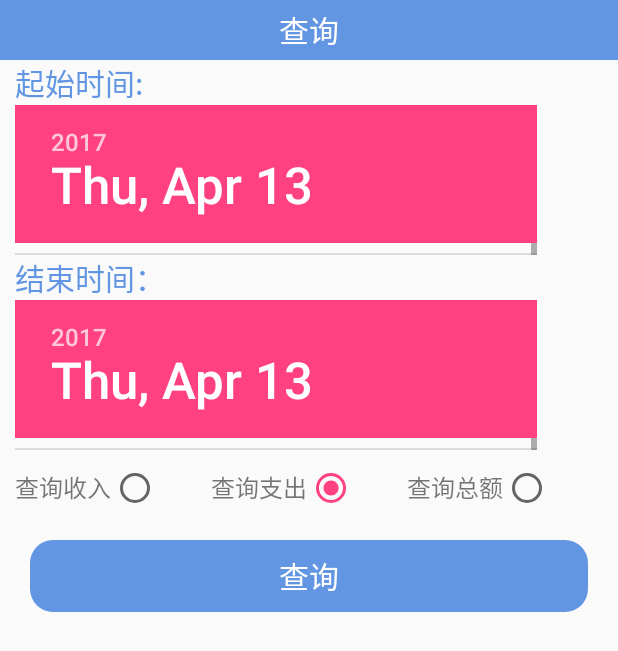
After one commit to jzjz19950209/Manager, an Android app: the search_Activity screen opened directly, with no data from a screen before it, on a phone screen of 412 x 824 dp. The commit adds this screen. Shown: the top 651 px of the screen. Run offline under Robolectric (Android 15) with nearby library versions, the light colour scheme and no system bars.

Commit message:
2017/4/13

```diff
--- a/app/src/main/AndroidManifest.xml
+++ b/app/src/main/AndroidManifest.xml
@@ -35,7 +35,9 @@
         <activity android:name=".register_Activity" />
         <activity android:name=".edit_Activity" />
         <activity android:name=".alterPwd_Activity" />
-        <activity android:name=".detail_Activity"></activity>
+        <activity android:name=".detail_Activity" />
+        <activity android:name=".search_Activity" />
+        <activity android:name=".search_result_Activity"></activity>
     </application>
 
 </manifest>
--- /dev/null
+++ b/app/src/main/java/com/example/qf/manager/search_Activity.java
@@ -0,0 +1,80 @@
+package com.example.qf.manager;
+
+import android.content.Intent;
+import android.support.v7.app.AppCompatActivity;
+import android.os.Bundle;
+import android.util.Log;
+import android.view.View;
+import android.widget.Button;
+import android.widget.DatePicker;
+import android.widget.RadioGroup;
+
+import com.example.qf.manager.Model.Bean.User_data;
+
+import java.text.SimpleDateFormat;
+import java.util.Calendar;
+import java.util.Date;
+import java.util.List;
+
+public class search_Activity extends AppCompatActivity {
+    private DatePicker datePicker1,datePicker2;
+    private RadioGroup radioGroup;
+    private Button button;
+    private int searchType =2;
+    private Date date1,date2;
+    private SimpleDateFormat sdf;
+    @Override
+    protected void onCreate(Bundle savedInstanceState) {
+        super.onCreate(savedInstanceState);
+        setContentView(R.layout.activity_search_);
+        datePicker1= (DatePicker) findViewById(R.id.datePicker1);
+        datePicker2= (DatePicker) findViewById(R.id.datePicker2);
+        radioGroup= (RadioGroup) findViewById(R.id.radioGroup);
+        button= (Button) findViewById(R.id.search);
+        Calendar calendar=Calendar.getInstance();
+        date1=new Date();
+        date2=new Date();
+        sdf=new SimpleDateFormat("yyyy-MM-dd");
+        datePicker1.init(calendar.get(Calendar.YEAR), calendar.get(Calendar.MONTH), calendar.get(Calendar.DAY_OF_MONTH), new DatePicker.OnDateChangedListener() {
+            @Override
+            public void onDateChanged(DatePicker view, int year, int monthOfYear, int dayOfMonth) {
+                date1=new Date(year-1900,monthOfYear,dayOfMonth);
+            }
+        });
+        datePicker2.init(calendar.get(Calendar.YEAR), calendar.get(Calendar.MONTH), calendar.get(Calendar.DAY_OF_MONTH), new DatePicker.OnDateChangedListener() {
+            @Override
+            public void onDateChanged(DatePicker view, int year, int monthOfYear, int dayOfMonth) {
+                date2=new Date(year-1900,monthOfYear,dayOfMonth);
+            }
+        });
+
+        radioGroup.check(R.id.expend);
+        radioGroup.setOnCheckedChangeListener(new RadioGroup.OnCheckedChangeListener() {
+            @Override
+            public void onCheckedChanged(RadioGroup group, int checkedId) {
+                switch (checkedId){
+                    case R.id.income:
+                        searchType=1;
+                        break;
+                    case R.id.expend:
+                        searchType=2;
+                        break;
+                    case R.id.sum:
+                        searchType=3;
+                        break;
+                }
+            }
+        });
+        button.setOnClickListener(new View.OnClickListener() {
+            @Override
+            public void onClick(View v) {
+                UserMethodUtils.search_dataList = UserMethodUtils.searchDataByTime(UserMethodUtils.sql, UserMethodUtils.currentUserName, date1, date2);
+                Intent intent = new Intent(search_Activity.this, search_result_Activity.class);
+                intent.putExtra("searchType",searchType);
+                intent.putExtra("startDate",sdf.format(date1));
+                intent.putExtra("endDate",sdf.format(date2));
+                startActivity(intent);
+            }
+        });
+    }
+}
--- /dev/null
+++ b/app/src/main/res/layout/activity_search_.xml
@@ -0,0 +1,101 @@
+<?xml version="1.0" encoding="utf-8"?>
+<LinearLayout xmlns:android="http://schemas.android.com/apk/res/android"
+    xmlns:tools="http://schemas.android.com/tools"
+    android:id="@+id/activity_search_"
+    android:layout_width="match_parent"
+    android:orientation="vertical"
+    android:layout_height="match_parent"
+    tools:context="com.example.qf.manager.search_Activity">
+    <LinearLayout
+        android:layout_width="match_parent"
+        android:background="@color/colorjz"
+        android:layout_height="40dp">
+        <TextView
+            android:layout_width="match_parent"
+            android:textColor="#fff"
+            android:text="查询"
+            android:gravity="center"
+            android:textSize="20dp"
+            android:layout_height="match_parent" />
+    </LinearLayout>
+    <TextView
+        android:layout_width="match_parent"
+        android:text="起始时间:"
+        android:textColor="@color/colorjz"
+        android:id="@+id/startTime"
+        android:layout_marginLeft="10dp"
+        android:textSize="20dp"
+        android:layout_height="wrap_content" />
+    <DatePicker
+        android:layout_width="match_parent"
+        android:layout_marginLeft="10dp"
+        android:id="@+id/datePicker1"
+        android:layout_height="100dp"></DatePicker>
+    <TextView
+        android:layout_width="match_parent"
+        android:text="结束时间："
+        android:textColor="@color/colorjz"
+        android:layout_marginLeft="10dp"
+        android:textSize="20dp"
+        android:id="@+id/endTime"
+        android:layout_height="wrap_content" />
+    <DatePicker
+        android:layout_width="match_parent"
+        android:layout_marginLeft="10dp"
+        android:id="@+id/datePicker2"
+        android:layout_height="100dp"></DatePicker>
+    <RadioGroup
+        android:layout_width="match_parent"
+        android:orientation="horizontal"
+        android:id="@+id/radioGroup"
+        android:layout_marginTop="10dp"
+        android:layout_height="30dp">
+        <TextView
+            android:layout_width="wrap_content"
+            android:layout_marginLeft="10dp"
+            android:text="查询收入"
+            android:textSize="16dp"
+            android:gravity="center"
+            android:layout_height="match_parent" />
+        <RadioButton
+            android:layout_width="0dp"
+            android:id="@+id/income"
+            android:layout_weight="1"
+            android:layout_height="match_parent" />
+        <TextView
+            android:layout_width="wrap_content"
+            android:text="查询支出"
+            android:textSize="16dp"
+
+            android:gravity="center"
+            android:layout_height="match_parent" />
+        <RadioButton
+            android:layout_width="0dp"
+            android:id="@+id/expend"
+            android:layout_weight="1"
+            android:layout_height="match_parent" />
+        <TextView
+            android:layout_width="wrap_content"
+            android:text="查询总额"
+            android:textSize="16dp"
+            android:gravity="center"
+            android:layout_height="match_parent" />
+        <RadioButton
+            android:layout_width="0dp"
+            android:layout_weight="1"
+            android:id="@+id/sum"
+            android:layout_marginRight="10dp"
+            android:layout_height="match_parent" />
+    </RadioGroup>
+    <Button
+        android:layout_width="match_parent"
+        android:id="@+id/search"
+        android:text="查询"
+        android:layout_marginTop="20dp"
+        android:textColor="#fff"
+        android:layout_marginLeft="20dp"
+        android:layout_marginRight="20dp"
+        android:textSize="20dp"
+        android:background="@drawable/button_f"
+        android:layout_height="wrap_content" />
+</LinearLayout>
```
Also changed, not shown: app/src/main/java/com/example/qf/manager/UserMethodUtils.java (+35 -2 lines), app/src/main/java/com/example/qf/manager/View/Adapter/ContentAdapter.java (+10 -7 lines), app/src/main/java/com/example/qf/manager/View/Adapter/SearchAdapter.java (added, +70 -0 lines), app/src/main/java/com/example/qf/manager/list_Activity.java (+22 -59 lines), app/src/main/java/com/example/qf/manager/search_result_Activity.java (added, +90 -0 lines), app/src/main/res/layout/activity_search_result_.xml (added, +90 -0 lines), app/src/main/res/layout/search_result_item.xml (added, +31 -0 lines).
